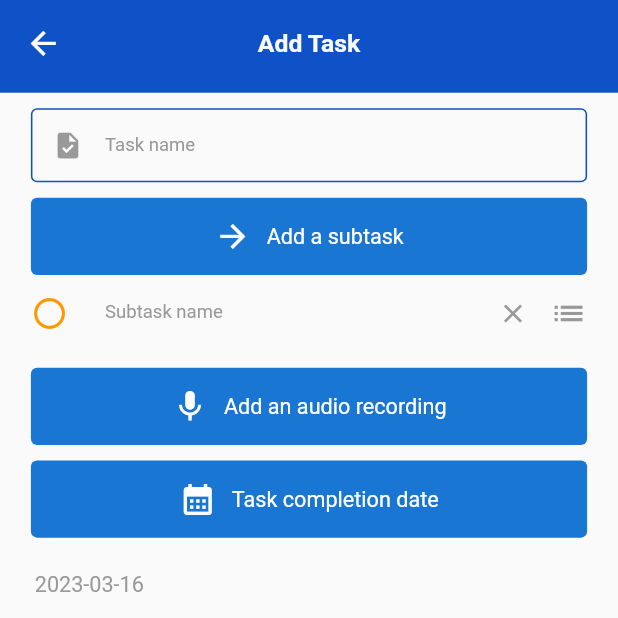
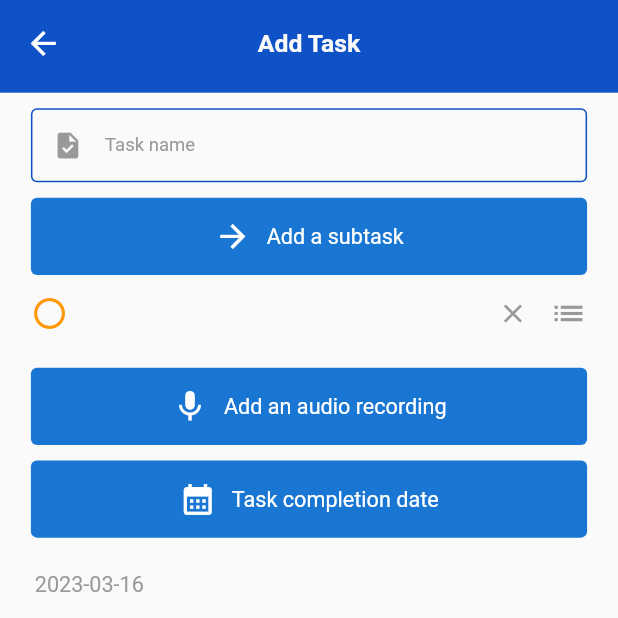
Before and after one commit to zahraerfani/todo, a Flutter app: the AddTask screen opened by its route, after a tap on "Add a subtask", on a phone screen of 412 x 824 dp, the top half of it. Run offline on Flutter 3.47's test engine with Material 2 defaults, Android fonts, the phone set to English and light mode, and no system bars; drawn by our look-alikes of loader_overlay; our stand-ins replace audioplayers, form_field_validator, hive, hive_flutter, image_picker, permission_handler and 2 more; missing offline and left inert: record; accounts and stored records are empty; Roboto replaces fonts that are missing (bold, medium); statements that could not run were skipped.

Commit message:
create component for add subtask

```diff
--- a/lib/screen/add_task/add_task.dart
+++ b/lib/screen/add_task/add_task.dart
@@ -11,6 +11,7 @@ import 'package:todo/data/media_query/media_query.dart';
 import 'package:todo/data/media_query/space_between.dart';
 import 'package:todo/data/model/front/header_model.dart';
 import 'package:todo/data/model/front/sub_task_model.dart';
+import 'package:todo/screen/add_task/component/add_subtasks.dart';
 import 'package:todo/screen/add_task/component/audio_player.dart';
 import 'package:todo/screen/add_task/component/audio_recorder.dart';
 import 'package:todo/screen/add_task/component/calendar.dart';
@@ -95,60 +96,28 @@ class _AddTaskState extends State<AddTask> {
                     icon: Icons.arrow_forward_sharp,
                     onTab: () => addSubtask(),
                     title: "Add a subtask"),
-                // intermediate(10),
                 count > 0
                     ? Column(
                         children: [
                           for (int index = 0; index < count; index++)
-                            Row(
-                              mainAxisAlignment: MainAxisAlignment.spaceBetween,
-                              children: [
-                                InkWell(
-                                  onTap: () => setState(() => items[index]
-                                      .check = !items[index].check!),
-                                  child: Icon(
-                                    !items[index].check!
-                                        ? Icons.circle_outlined
-                                        : Icons.check_circle,
-                                    color: MyColors.orange,
-                                    size: 24,
-                                  ),
-                                ),
-                                SizedBox(
-                                  width: context.width - 150,
-                                  height: 50,
-                                  child: CustomInput(
-                                    enterData: (text) => setState(
-                                        () => items[index].subtaskName = text),
-                                    labelText: "Subtask name",
-                                    borderColor: Colors.transparent,
-                                  ),
-                                ),
-                                InkWell(
-                                  onTap: () {
-                                    setState(() {
-                                      count -= 1;
-                                      items.removeAt(index);
-                                    });
-                                  },
-                                  child: const Icon(
-                                    Icons.clear,
-                                    color: MyColors.grey_40,
-                                    size: 20,
-                                  ),
-                                ),
-                                const Icon(
-                                  Icons.list,
-                                  color: MyColors.grey_40,
-                                  size: 24,
-                                ),
-                              ],
+                            AddSubTasks(
+                              count: count,
+                              remove: () {
+                                setState(() {
+                                  count -= 1;
+                                  items.removeAt(index);
+                                });
+                              },
+                              changeCheck: () => setState(() =>
+                                  items[index].check = !items[index].check!),
+                              item: items[index],
+                              changeText: (text) => setState(
+                                  () => items[index].subtaskName = text),
                             )
                         ],
                       )
                     : Container(),
                 intermediate(10),
-
                 ButtonLoading(
                     btnWidth: context.width - 20,
                     loading: false,
@@ -284,7 +253,6 @@ class _AddTaskState extends State<AddTask> {
             priority: copyItems[i].priority));
       }
     }
-    // print((x[0].subtaskName));
     TaskHiveRequest.addTask(Task(
         taskName: "name",
         record: "audioPath",
--- a/lib/screen/add_task/component/add_subtasks.dart
+++ b/lib/screen/add_task/component/add_subtasks.dart
@@ -1,75 +1,64 @@
-// import 'package:flutter/material.dart';
-// import 'package:todo/config/themes/my_drawing.dart';
-// import 'package:todo/data/media_query/media_query.dart';
-// import 'package:todo/data/media_query/space_between.dart';
-// import 'package:todo/data/model/front/sub_task.dart';
-// import 'package:todo/widgets/input/custom_input.dart';
-//
-// class AddSubTasks extends StatefulWidget {
-//   final int count;
-//   final Function(int index) remove;
-//   const AddSubTasks({Key? key, required this.count, required this.remove})
-//       : super(key: key);
-//
-//   @override
-//   State<AddSubTasks> createState() => _AddSubTasksState();
-// }
-//
-// class _AddSubTasksState extends State<AddSubTasks> {
-//   SubTask items = SubTask();
-//
-//   @override
-//   void initState() {
-//     setState(() {
-//       items = SubTask(check: false, name: null, priority: widget.count);
-//     });
-//     super.initState();
-//   }
-//
-//   @override
-//   Widget build(BuildContext context) {
-//     TextTheme textTheme = Theme.of(context).textTheme;
-//     return Column(
-//       children: [
-//         Row(
-//           mainAxisAlignment: MainAxisAlignment.spaceBetween,
-//           children: [
-//             InkWell(
-//               onTap: () => setState(() => items.check = !items.check!),
-//               child: Icon(
-//                 items.check! == false
-//                     ? Icons.circle_outlined
-//                     : Icons.check_circle,
-//                 color: MyColors.orange,
-//                 size: 24,
-//               ),
-//             ),
-//             SizedBox(
-//               width: context.width - 150,
-//               height: 50,
-//               child: CustomInput(
-//                 enterData: (text) => setState(() => items.name = text),
-//                 labelText: "Subtask name",
-//                 borderColor: Colors.transparent,
-//               ),
-//             ),
-//             InkWell(
-//               onTap: () => widget.remove(widget.count),
-//               child: const Icon(
-//                 Icons.clear,
-//                 color: MyColors.grey_40,
-//                 size: 20,
-//               ),
-//             ),
-//             const Icon(
-//               Icons.list,
-//               color: MyColors.grey_40,
-//               size: 24,
-//             ),
-//           ],
-//         ),
-//         intermediate(10)
-//       ],
-//     );
-//   }
-// }
+import 'package:flutter/material.dart';
+import 'package:todo/config/themes/my_drawing.dart';
+import 'package:todo/data/media_query/media_query.dart';
+import 'package:todo/data/model/front/sub_task_model.dart';
+import 'package:todo/widgets/input/custom_input.dart';
+
+class AddSubTasks extends StatefulWidget {
+  final int count;
+  final SubTaskModel item;
+  final Function() remove;
+  final Function() changeCheck;
+  final Function(String text) changeText;
+  const AddSubTasks(
+      {Key? key,
+      required this.count,
+      required this.remove,
+      required this.changeCheck,
+      required this.item,
+      required this.changeText})
+      : super(key: key);
+
+  @override
+  State<AddSubTasks> createState() => _AddSubTasksState();
+}
+
+class _AddSubTasksState extends State<AddSubTasks> {
+  @override
+  Widget build(BuildContext context) {
+    return Row(
+      mainAxisAlignment: MainAxisAlignment.spaceBetween,
+      children: [
+        InkWell(
+          onTap: () => widget.changeCheck(),
+          child: Icon(
+            !widget.item.check! ? Icons.circle_outlined : Icons.check_circle,
+            color: MyColors.orange,
+            size: 24,
+          ),
+        ),
+        SizedBox(
+          width: context.width - 150,
+          height: 50,
+          child: CustomInput(
+            enterData: (text) => widget.changeText(text),
+            borderColor: Colors.transparent,
+          ),
+        ),
+        InkWell(
+          onTap: () => widget.remove(),
+          child: const Icon(
+            Icons.clear,
+            color: MyColors.grey_40,
+            size: 20,
+          ),
+        ),
+        const Icon(
+          Icons.list,
+          color: MyColors.grey_40,
+          size: 24,
+        ),
+      ],
+    );
+  }
+}
```
